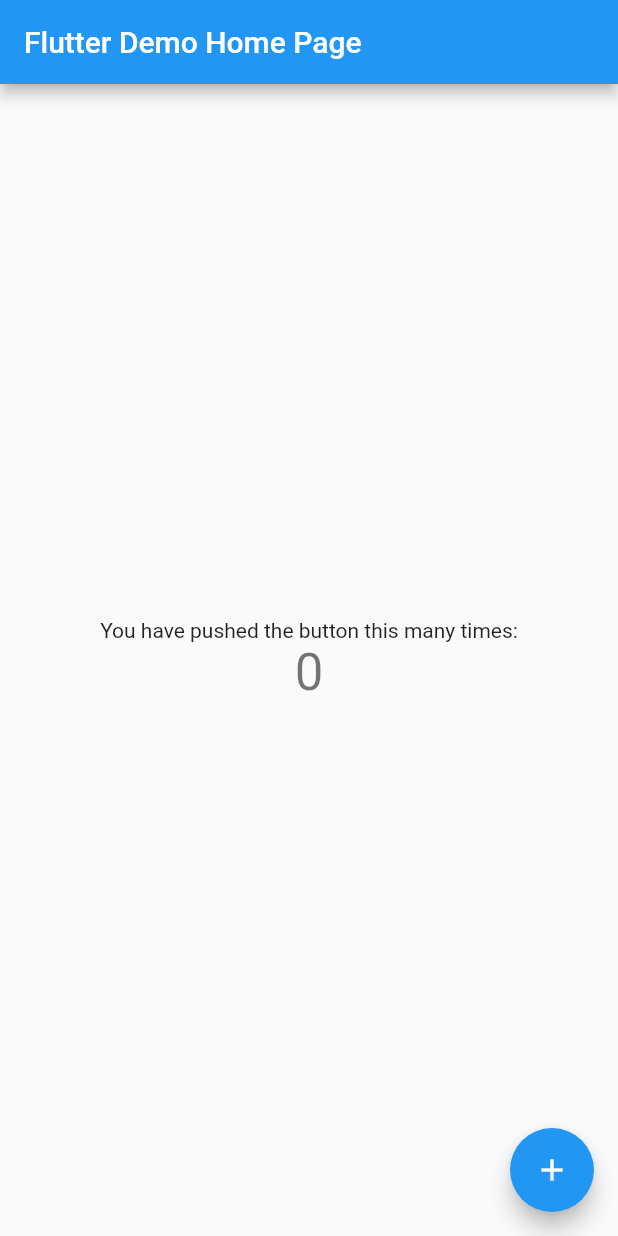
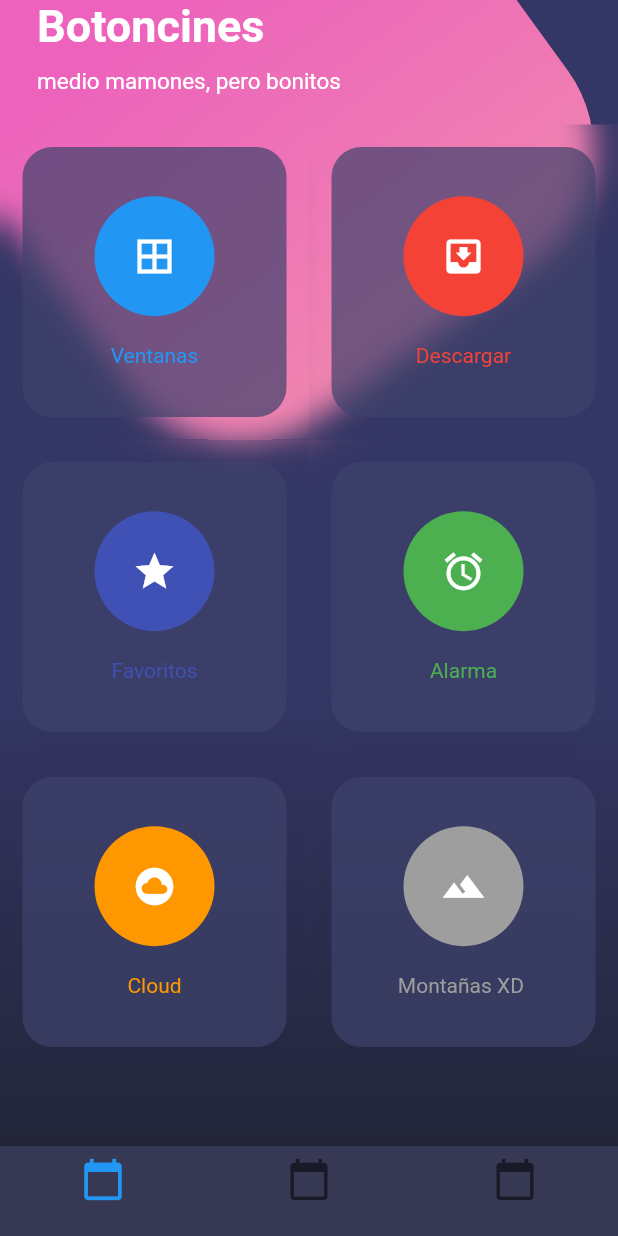
Before and after one commit to AlphaFG00/Flutter, a Flutter app: the screen it shows after launch, on a phone screen of 412 x 824 dp. Run offline on Flutter 3.47's test engine with Material 2 defaults, Android fonts, the phone set to English and light mode, and no system bars; our stand-ins replace flutter_swiper.

Commit message:
finalizado apartado de diseños, continua el apartado de QR con SQLite

```diff
--- a/disenos/lib/main.dart
+++ b/disenos/lib/main.dart
@@ -1,117 +1,33 @@
+import 'package:disenos/pages/basic_pages.dart';
+import 'package:disenos/pages/botones_page.dart';
+import 'package:disenos/pages/scroll_page.dart';
 import 'package:flutter/material.dart';
+import 'package:flutter/services.dart';
+//import 'package:flutter/services.dart';
 
-void main() {
-  runApp(MyApp());
-}
+void main() => runApp(MyApp());
 
 class MyApp extends StatelessWidget {
-  // This widget is the root of your application.
+
   @override
   Widget build(BuildContext context) {
+    //cambiar colores de la barra que contiene el wifi, la hora, etc
+
+   SystemChrome.setSystemUIOverlayStyle(SystemUiOverlayStyle.light.copyWith(
+     statusBarColor: Colors.transparent
+    ));
+
     return MaterialApp(
-      title: 'Flutter Demo',
-      theme: ThemeData(
-        // This is the theme of your application.
-        //
-        // Try running your application with "flutter run". You'll see the
-        // application has a blue toolbar. Then, without quitting the app, try
-        // changing the primarySwatch below to Colors.green and then invoke
-        // "hot reload" (press "r" in the console where you ran "flutter run",
-        // or simply save your changes to "hot reload" in a Flutter IDE).
-        // Notice that the counter didn't reset back to zero; the application
-        // is not restarted.
-        primarySwatch: Colors.blue,
-        // This makes the visual density adapt to the platform that you run
-        // the app on. For desktop platforms, the controls will be smaller and
-        // closer together (more dense) than on mobile platforms.
-        visualDensity: VisualDensity.adaptivePlatformDensity,
-      ),
-      home: MyHomePage(title: 'Flutter Demo Home Page'),
+     debugShowCheckedModeBanner: false,
+      title: 'Diseños',
+      initialRoute: 'botones',
+      routes:{
+        'basico' : (BuildContext context) => BasicPage(),
+        'scroll' : (BuildContext context) => ScrollPage(),
+        'botones': (BuildContext context) => BotonesPage(),
+
+      }
+
     );
   }
 }
-
-class MyHomePage extends StatefulWidget {
-  MyHomePage({Key key, this.title}) : super(key: key);
-
-  // This widget is the home page of your application. It is stateful, meaning
-  // that it has a State object (defined below) that contains fields that affect
-  // how it looks.
-
-  // This class is the configuration for the state. It holds the values (in this
-  // case the title) provided by the parent (in this case the App widget) and
-  // used by the build method of the State. Fields in a Widget subclass are
-  // always marked "final".
-
-  final String title;
-
-  @override
-  _MyHomePageState createState() => _MyHomePageState();
-}
-
-class _MyHomePageState extends State<MyHomePage> {
-  int _counter = 0;
-
-  void _incrementCounter() {
-    setState(() {
-      // This call to setState tells the Flutter framework that something has
-      // changed in this State, which causes it to rerun the build method below
-      // so that the display can reflect the updated values. If we changed
-      // _counter without calling setState(), then the build method would not be
-      // called again, and so nothing would appear to happen.
-      _counter++;
-    });
-  }
-
-  @override
-  Widget build(BuildContext context) {
-    // This method is rerun every time setState is called, for instance as done
-    // by the _incrementCounter method above.
-    //
-    // The Flutter framework has been optimized to make rerunning build methods
-    // fast, so that you can just rebuild anything that needs updating rather
-    // than having to individually change instances of widgets.
-    return Scaffold(
-      appBar: AppBar(
-        // Here we take the value from the MyHomePage object that was created by
-        // the App.build method, and use it to set our appbar title.
-        title: Text(widget.title),
-      ),
-      body: Center(
-        // Center is a layout widget. It takes a single child and positions it
-        // in the middle of the parent.
-        child: Column(
-          // Column is also a layout widget. It takes a list of children and
-          // arranges them vertically. By default, it sizes itself to fit its
-          // children horizontally, and tries to be as tall as its parent.
-          //
-          // Invoke "debug painting" (press "p" in the console, choose the
-          // "Toggle Debug Paint" action from the Flutter Inspector in Android
-          // Studio, or the "Toggle Debug Paint" command in Visual Studio Code)
-          // to see the wireframe for each widget.
-          //
-          // Column has various properties to control how it sizes itself and
-          // how it positions its children. Here we use mainAxisAlignment to
-          // center the children vertically; the main axis here is the vertical
-          // axis because Columns are vertical (the cross axis would be
-          // horizontal).
-          mainAxisAlignment: MainAxisAlignment.center,
-          children: <Widget>[
-            Text(
-              'You have pushed the button this many times:',
-            ),
-            Text(
-              '$_counter',
-              style: Theme.of(context).textTheme.headline4,
-            ),
-          ],
-        ),
-      ),
-      floatingActionButton: FloatingActionButton(
-        onPressed: _incrementCounter,
-        tooltip: 'Increment',
-        child: Icon(Icons.add),
-      ), // This trailing comma makes auto-formatting nicer for build methods.
-    );
-  }
-}
--- /dev/null
+++ b/disenos/lib/pages/botones_page.dart
@@ -0,0 +1,211 @@
+import 'dart:math';
+import 'dart:ui';
+
+import 'package:flutter/material.dart';
+
+class BotonesPage extends StatelessWidget {
+  @override
+  Widget build(BuildContext context) {
+    return Scaffold(
+      body: Stack(
+
+        children: <Widget>[
+          _fondoApp(),
+          SingleChildScrollView(
+            child: Column(
+              children: <Widget>[
+                _titulos(),
+                _botonesRedondos(),
+              ],
+
+            )
+          )
+
+        ],
+
+      ),
+      bottomNavigationBar: _bottomNavigationBar(context)
+    );
+  }
+
+
+  Widget _fondoApp(){
+
+      //gradiente del fondo:
+
+      final gradiente = Container(
+
+        width: double.infinity,
+        height:  double.infinity,
+        decoration: BoxDecoration(
+          gradient: LinearGradient(
+            colors: [
+              Color.fromRGBO(52, 54, 101, 1.0),
+              Color.fromRGBO(35, 37, 57, 1.0)
+            ],
+            begin:FractionalOffset(0.0, 0.6) ,
+            end:FractionalOffset(0.0, 1.0),
+            )
+          ),
+
+      );
+
+    //caja rosa
+
+    final cajaRosa =  Transform.rotate(
+    angle: -pi /5.0,
+    child: Container(
+      height: 360.0,
+      width: 360.0,
+      decoration: BoxDecoration(
+        borderRadius: BorderRadius.circular(90.0),
+        gradient: LinearGradient(
+          colors: [
+            Color.fromRGBO(236, 98, 188, 1.0),
+            Color.fromRGBO(241, 142, 172, 1.0)
+          ],
+          begin:  FractionalOffset(0.0, 0.2),
+          end: FractionalOffset(0.0, 1.2)
+          )
+      ),
+
+    ),
+    );
+
+
+      return Stack(
+        children: <Widget>[
+          gradiente,
+          Positioned(
+            child: cajaRosa,
+            top: -100,
+
+            )
+        ],
+      );
+
+
+  }
+
+  Widget _titulos(){
+
+    return SafeArea(
+          child: Container(
+            padding: EdgeInsets.only(right:160.0, bottom:20.0),
+        child: Column(
+        crossAxisAlignment: CrossAxisAlignment.start,
+        children: <Widget>[
+
+          Text('Botoncines', style: TextStyle(fontSize: 30.0 , color:Colors.white, fontWeight: FontWeight.bold),),
+          SizedBox(height:10.0),
+          Text('medio mamones, pero bonitos', style: TextStyle(fontSize: 15.0 , color:Colors.white,),),
+
+          ],
+        )
+      ),
+    );
+
+
+  }
+
+  Widget _bottomNavigationBar(BuildContext context){
+    //widget con tema personalizado
+    return Theme(
+      data: Theme.of(context).copyWith(
+        canvasColor: Color.fromRGBO(55, 57, 84, 1.0),
+        primaryColor: Colors.pinkAccent,
+        textTheme:  Theme.of(context).textTheme.copyWith(
+          caption:TextStyle(color: Color.fromRGBO(116, 117, 152, 1.0)),
+        )
+      ),
+      child: BottomNavigationBar(
+
+        items:[
+          BottomNavigationBarItem( icon: Icon( Icons.calendar_today , size:30.0),
+          title: Container(),
+          ),
+          BottomNavigationBarItem( icon: Icon( Icons.calendar_today , size:30.0),
+          title: Container(),
+          ),
+          BottomNavigationBarItem( icon: Icon( Icons.calendar_today , size:30.0),
+          title: Container(),
+          )
+
+        ] ,
+
+
+      )
+      );
+
+  }
+
+  Widget _botonesRedondos(){
+
+    return Table(
+
+      children: [
+
+        TableRow(
+          children:[
+            _botonRedondeado(Colors.blue, Icons.border_all,'Ventanas'),
+            _botonRedondeado(Colors.red, Icons.move_to_inbox,'Descargar'),
+          ]
+        ),
+         TableRow(
+          children:[
+            _botonRedondeado(Colors.indigo, Icons.star,'Favoritos'),
+            _botonRedondeado(Colors.green, Icons.access_alarm,'Alarma'),
+
+          ]
+        ),
+         TableRow(
+          children:[
+            _botonRedondeado(Colors.orange, Icons.cloud_circle,'Cloud'),
+            _botonRedondeado(Colors.grey, Icons.terrain,'Montañas XD '),
+
+          ]
+        ),
+      ]
+    );
+  }
+
+  Widget _botonRedondeado (Color color, IconData icono, String texto){
+
+    return ClipRRect(
+          child: BackdropFilter(
+        //enfoque de elementos al frente para desenfocar el fondo
+        filter: ImageFilter.blur(
+          sigmaX: 10.0,
+          sigmaY: 10.0
+        ),
+            child: Container(
+          height: 180.0,
+          margin: EdgeInsets.all(15.0),
+          decoration: BoxDecoration(color: Color.fromRGBO(62, 66, 107, 0.7),
+          borderRadius: BorderRadius.circular(20.0)
+          ),
+          child: Column(
+            mainAxisAlignment: MainAxisAlignment.spaceAround,
+            children: <Widget>[
+              SizedBox(height:5.0),
+              CircleAvatar(
+                backgroundColor: color,
+                radius:40.0,
+                child: Icon(icono ,
+                color:Colors.white,
+                size:30.0
+                )
+              ),
+              Text(texto, style:TextStyle(color: color)),
+              SizedBox(height: 5.0)
+
+            ]
+          ),
+
+        ),
+      ),
+    );
+
+  }
+
+}
--- a/disenos/pubspec.yaml
+++ b/disenos/pubspec.yaml
@@ -45,7 +45,8 @@ flutter:
   uses-material-design: true
 
   # To add assets to your application, add an assets section, like this:
-  # assets:
+  assets:
+    - assets/
   #   - images/a_dot_burr.jpeg
   #   - images/a_dot_ham.jpeg
 
```
Also changed, not shown: disenos/lib/pages/basic_pages.dart (added, +123 -0 lines), disenos/lib/pages/scroll_page.dart (added, +130 -0 lines), disenos/assets/original.png (added).
